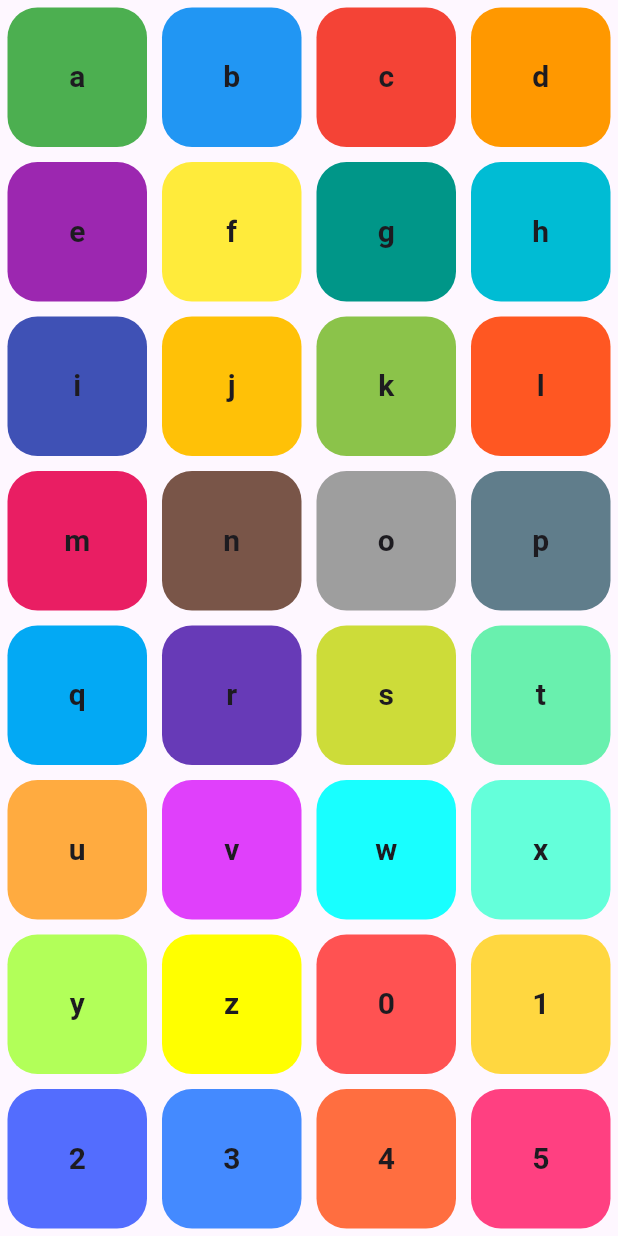
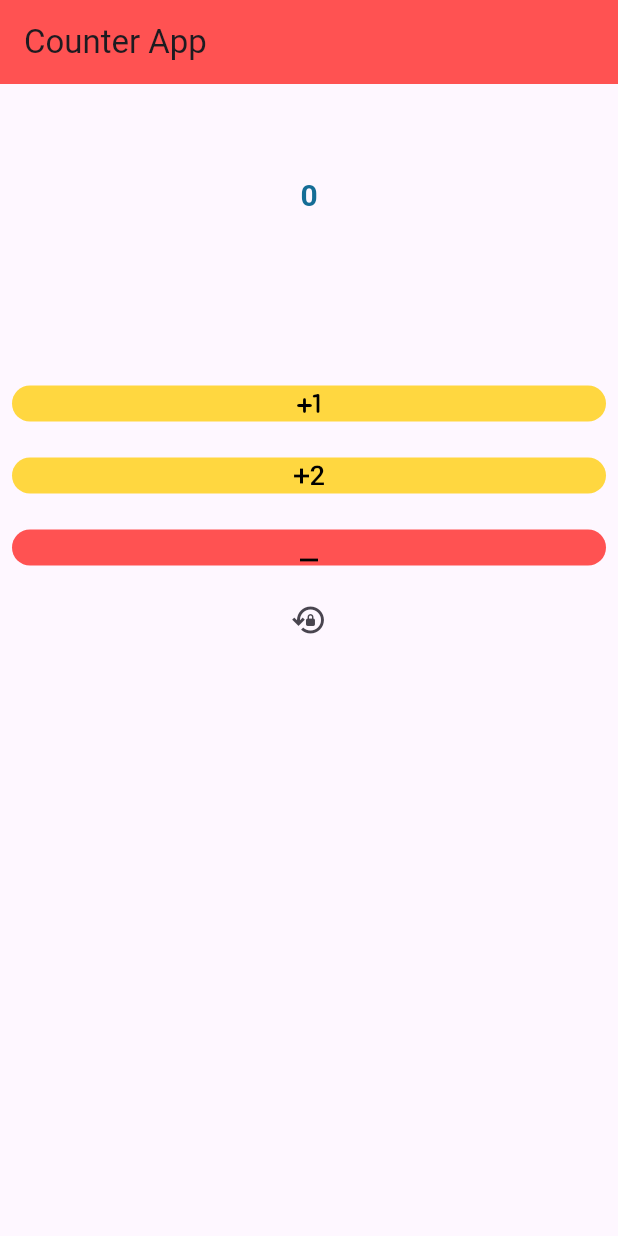
Before and after one commit to Etharshehab/LetterTask, a Flutter app: the screen it shows after launch, on a phone screen of 412 x 824 dp. Run offline on Flutter 3.47's test engine with Material 3 defaults, Android fonts, the light colour scheme and no system bars.

Commit message:
add counter task

```diff
--- a/lib/main.dart
+++ b/lib/main.dart
@@ -1,5 +1,5 @@
 import 'package:flutter/material.dart';
-import 'package:fluttertask1/screens/home.dart';
+import 'package:fluttertask1/screens/counterscreen.dart';
 
 void main() {
   runApp(const MyApp());
@@ -11,6 +11,7 @@ class MyApp extends StatelessWidget {
   // This widget is the root of your application.
   @override
   Widget build(BuildContext context) {
-    return const MaterialApp(debugShowCheckedModeBanner: false, home: Home());
+    return const MaterialApp(
+        debugShowCheckedModeBanner: false, home: CounterScreen());
   }
 }
--- /dev/null
+++ b/lib/screens/counterscreen.dart
@@ -0,0 +1,23 @@
+import 'package:flutter/material.dart';
+import 'package:fluttertask1/widget/addbutton.dart';
+
+class CounterScreen extends StatelessWidget {
+  const CounterScreen({super.key});
+
+  @override
+  Widget build(BuildContext context) {
+    return Scaffold(
+      appBar: AppBar(
+        title: const Text("Counter App"),
+        backgroundColor: Colors.redAccent,
+      ),
+      body: const Column(
+        mainAxisAlignment: MainAxisAlignment.start,
+        crossAxisAlignment: CrossAxisAlignment.center,
+        children: [
+          Counter(),
+        ],
+      ),
+    );
+  }
+}
--- a/lib/screens/home.dart
+++ b/lib/screens/home.dart
@@ -15,10 +15,9 @@ class Home extends StatelessWidget {
           ),
           itemCount: letters.length,
           itemBuilder: (BuildContext context, int index) {
-            final LetterModel = letters[index];
+            final lettermodel = letters[index];
             return CustomContainer(
-              color: LetterModel.color,
-              letter: LetterModel.letter,
+              l: lettermodel,
             );
           },
         ),
--- a/lib/theme/colors.dart
+++ b/lib/theme/colors.dart
@@ -2,5 +2,5 @@ import 'package:flutter/material.dart';
 
 class AppColors {
   static const Color backgroundColor = Color(0xFFF6F6F6);
-  static const Color textColor = Color(0xFF333333);
+  static const Color textColor = Color.fromARGB(255, 21, 109, 150);
 }
--- a/lib/theme/text_style.dart
+++ b/lib/theme/text_style.dart
@@ -2,7 +2,7 @@ import 'package:flutter/material.dart';
 
 class AppTextStyle {
   static const text = TextStyle(
-    fontSize: 20,
-    fontWeight: FontWeight.bold,
-  );
+      fontSize: 20,
+      fontWeight: FontWeight.bold,
+      color: Color.fromARGB(255, 21, 109, 150));
 }
--- /dev/null
+++ b/lib/widget/addbutton.dart
@@ -0,0 +1,88 @@
+import 'package:flutter/material.dart';
+import 'package:fluttertask1/theme/text_style.dart';
+
+class Counter extends StatefulWidget {
+  const Counter({super.key});
+
+  @override
+  State<Counter> createState() => _CounterState();
+}
+
+class _CounterState extends State<Counter> {
+  int x = 0;
+  @override
+  Widget build(BuildContext context) {
+    return SizedBox(
+      width: double.infinity,
+      child: Column(
+        children: [
+          Padding(
+            padding: const EdgeInsets.only(top: 60.0, bottom: 100),
+            child: Text(x.toString(), style: AppTextStyle.text),
+          ),
+          buildfun(
+            onpresss: () {
+              setState(() {
+                x++;
+              });
+            },
+            icon: Container(
+              width: double.infinity,
+              decoration: BoxDecoration(
+                  color: Colors.amberAccent,
+                  borderRadius: BorderRadius.circular(20)),
+              child: const Icon(Icons.plus_one_rounded, color: Colors.black),
+            ),
+          ),
+          buildfun(
+            onpresss: () {
+              setState(() {
+                x += 2;
+              });
+            },
+            icon: Container(
+              width: double.infinity,
+              decoration: BoxDecoration(
+                  color: Colors.amberAccent,
+                  borderRadius: BorderRadius.circular(20)),
+              child: const Icon(
+                Icons.exposure_plus_2_outlined,
+                color: Colors.black,
+              ),
+            ),
+          ),
+          buildfun(
+              onpresss: () {
+                setState(() {
+                  if (x > 0) {
+                    x -= 1;
+                  } else {
+                    x = 0;
+                  }
+                });
+              },
+              icon: Container(
+                  width: double.infinity,
+                  decoration: BoxDecoration(
+                      color: Colors.redAccent,
+                      borderRadius: BorderRadius.circular(20)),
+                  child: const Icon(
+                    Icons.minimize,
+                    color: Colors.black,
+                  ))),
+          buildfun(
+              onpresss: () {
+                setState(() {
+                  x = 0;
+                });
+              },
+              icon: const Icon(Icons.lock_reset_outlined))
+        ],
+      ),
+    );
+  }
+}
+
+Widget buildfun({required void Function()? onpresss, required Widget icon}) {
+  return IconButton(onPressed: onpresss, icon: icon);
+}
--- a/lib/widget/customcontainer.dart
+++ b/lib/widget/customcontainer.dart
@@ -1,26 +1,25 @@
 import 'package:flutter/material.dart';
+import 'package:fluttertask1/model/lettermodel.dart';
 import 'package:fluttertask1/theme/text_style.dart';
 
 class CustomContainer extends StatelessWidget {
-  final Color color;
-  final String letter;
+  final LetterModel l;
 
   const CustomContainer({
-    Key? key,
-    required this.color,
-    required this.letter,
-  }) : super(key: key);
+    super.key,
+    required this.l,
+  });
 
   @override
   Widget build(BuildContext context) {
     return Container(
       decoration: BoxDecoration(
-        color: color,
+        color: l.color,
         borderRadius: BorderRadius.circular(20),
       ),
       margin: const EdgeInsets.all(5),
       child: Center(
-        child: Text(letter, style: AppTextStyle.text),
+        child: Text(l.letter, style: AppTextStyle.text),
       ),
     );
   }
```
Also changed, not shown: lib/model/usermodel.dart (added, +13 -0 lines).
